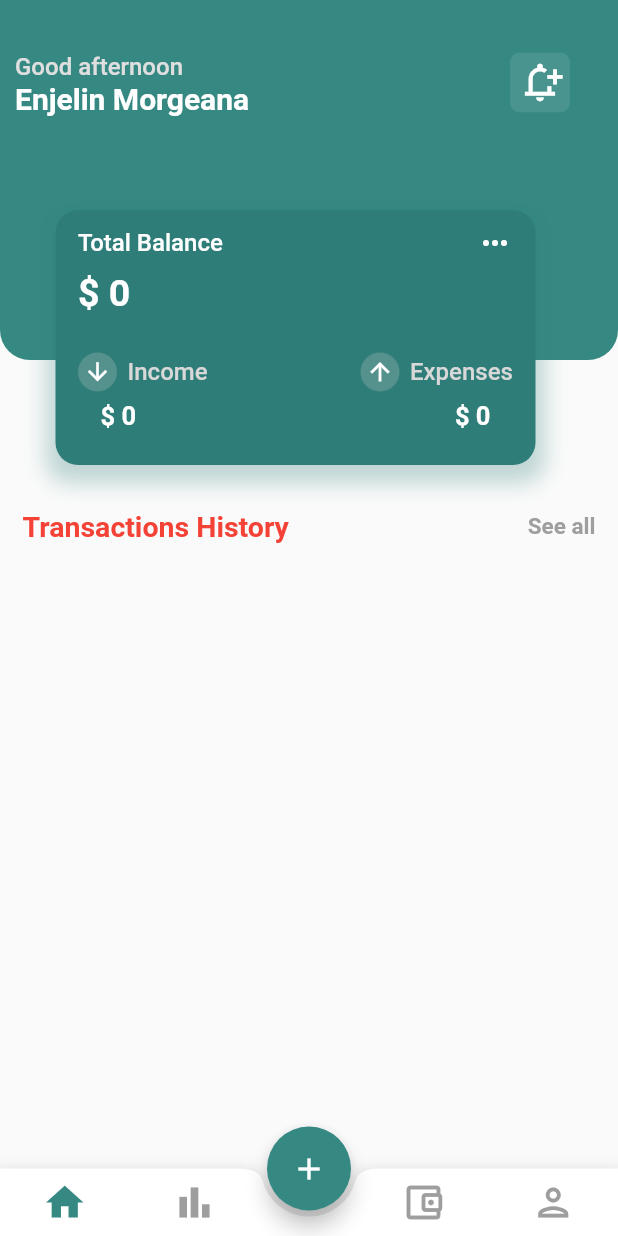
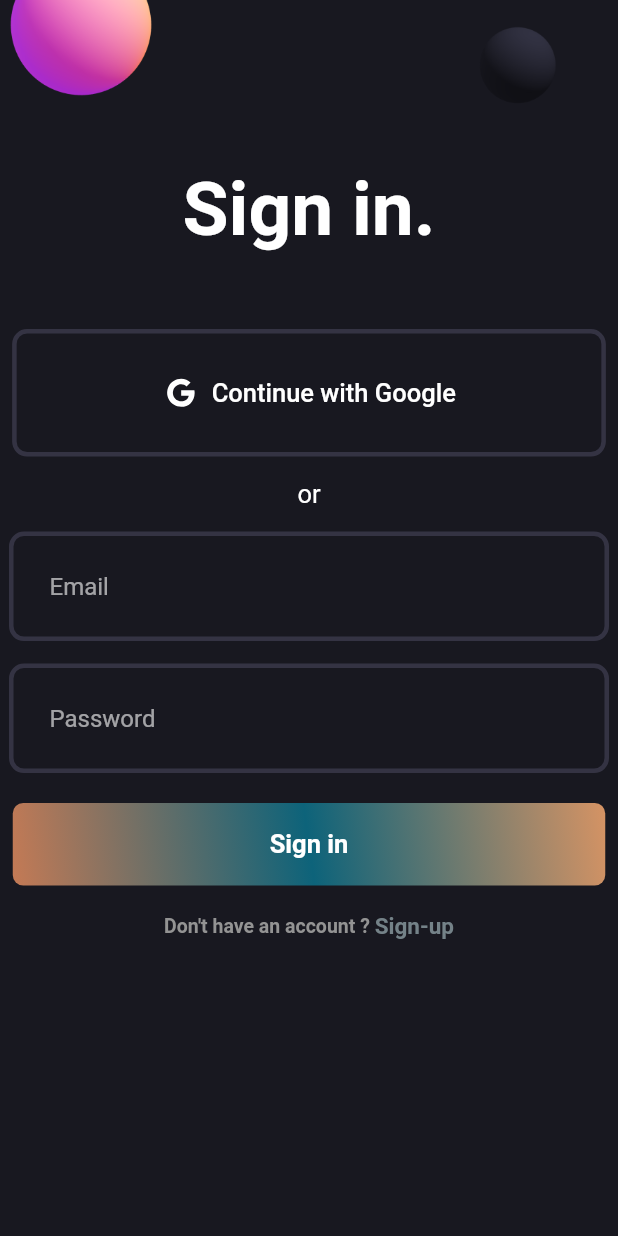
Before and after one commit to RAHUL-SINGARIA/TrackExp, a Flutter app: the screen it shows after launch, on a phone screen of 412 x 824 dp. Run offline on Flutter 3.47's test engine with Material 2 defaults, Android fonts, the phone set to English and light mode, and no system bars; our stand-ins replace cloud_firestore, firebase_auth, firebase_core, flutter_svg, hive, hive_flutter and 1 more; accounts and stored records are empty.

Commit message:
login screen added

```diff
--- a/lib/Screens/home.dart
+++ b/lib/Screens/home.dart
@@ -47,7 +47,7 @@ class _HomeState extends State<Home> {
                               style: TextStyle(
                                 fontWeight: FontWeight.w600,
                                 fontSize: 19,
-                                color: Colors.red,
+                                color: Colors.black,
                               ),
                             ),
                             Text(
--- /dev/null
+++ b/lib/Screens/login_screen.dart
@@ -0,0 +1,92 @@
+import 'package:managment/Screens/sign_up.dart';
+import 'package:managment/net/flutterfire.dart';
+
+import 'package:managment/widgets/bottomnavigationbar.dart';
+
+import 'package:flutter/material.dart';
+import 'package:managment/widgets/gradient_button.dart';
+import 'package:managment/widgets/login_field.dart';
+import 'package:managment/widgets/social_button.dart';
+
+class LoginScreen extends StatelessWidget {
+  const LoginScreen({Key? key}) : super(key: key);
+
+  @override
+  Widget build(BuildContext context) {
+    Size size = MediaQuery.of(context).size;
+    return Scaffold(
+      body: SingleChildScrollView(
+        child: Center(
+          child: Column(
+            children: [
+              Image.asset('assets/images/signin_balls.png'),
+              const Text(
+                'Sign in.',
+                style: TextStyle(
+                  fontWeight: FontWeight.bold,
+                  fontSize: 50,
+                ),
+              ),
+              const SizedBox(height: 50),
+              const SocialButton(
+                  iconPath: 'assets/svgs/g_logo.svg',
+                  label: 'Continue with Google'),
+
+              // const SocialButton(
+              //   iconPath: 'assets/svgs/f_logo.svg',
+              //   label: 'Continue with Facebook',
+              //   horizontalPadding: 90,
+              // ),
+              const SizedBox(height: 15),
+              const Text(
+                'or',
+                style: TextStyle(
+                  fontSize: 17,
+                ),
+              ),
+              const SizedBox(height: 15),
+              const LoginField(hintText: 'Email'),
+              const SizedBox(height: 15),
+              const LoginField(hintText: 'Password'),
+              const SizedBox(height: 20),
+              const GradientButton(),
+              const SizedBox(
+                height: 18,
+              ),
+              SizedBox(
+                width: size.width * 0.8,
+                child: Row(
+                  mainAxisAlignment: MainAxisAlignment.center,
+                  children: [
+                    const Text(
+                      'Don\'t have an account ? ',
+                      style: TextStyle(
+                          fontSize: 13,
+                          color: Color(0xff939393),
+                          fontWeight: FontWeight.bold),
+                    ),
+                    GestureDetector(
+                      onTap: () => {
+                        Navigator.push(
+                            context,
+                            MaterialPageRoute(
+                                builder: (context) => const SignupPage()))
+                      },
+                      child: const Text(
+                        'Sign-up',
+                        style: TextStyle(
+                            fontSize: 15,
+                            color: Color(0xff748288),
+                            fontWeight: FontWeight.bold),
+                      ),
+                    ),
+                  ],
+                ),
+              ),
+            ],
+          ),
+        ),
+      ),
+    );
+  }
+}
--- a/lib/main.dart
+++ b/lib/main.dart
@@ -1,23 +1,24 @@
 import 'package:flutter/material.dart';
-import 'package:managment/Screens/home.dart';
-import 'package:managment/Screens/statistics.dart';
-import 'package:managment/widgets/bottomnavigationbar.dart';
+import 'package:managment/Screens/login_screen.dart';
+
 import 'package:hive_flutter/hive_flutter.dart';
-import 'package:flutter/widgets.dart';
 import 'data/model/add_date.dart';
 import 'package:firebase_core/firebase_core.dart';
 import 'firebase_options.dart';
 
-// void main() async {
-//   await Hive.initFlutter();
-//   Hive.registerAdapter(AdddataAdapter());
-//   await Hive.openBox<Add_data>('data');
-//   runApp(const MyApp());
-// }
+import 'package:managment/pallete.dart';
 
 void main() async {
   WidgetsFlutterBinding.ensureInitialized();
-  await Firebase.initializeApp();
+
+  await Firebase.initializeApp(
+    options: DefaultFirebaseOptions.currentPlatform,
+  );
+
+  await Hive.initFlutter();
+
+  await Hive.openBox<Add_data>('data');
+
   runApp(const MyApp());
 }
 
@@ -27,8 +28,11 @@ class MyApp extends StatelessWidget {
   @override
   Widget build(BuildContext context) {
     return MaterialApp(
+      theme: ThemeData.dark().copyWith(
+        scaffoldBackgroundColor: Pallete.backgroundColor,
+      ),
       debugShowCheckedModeBanner: false,
-      home: Bottom(),
+      home: LoginScreen(),
     );
   }
 }
--- /dev/null
+++ b/lib/net/flutterfire.dart
@@ -0,0 +1,38 @@
+import 'package:cloud_firestore/cloud_firestore.dart';
+import 'package:firebase_auth/firebase_auth.dart';
+
+Future<bool> signIn(String emailAddress, String password) async {
+  try {
+    final credential = await FirebaseAuth.instance
+        .signInWithEmailAndPassword(email: emailAddress, password: password);
+    return true;
+  } on FirebaseAuthException catch (e) {
+    if (e.code == 'user-not-found') {
+      print('No user found for that email.');
+    } else if (e.code == 'wrong-password') {
+      print('Wrong password provided for that user.');
+    }
+    return false;
+  }
+}
+
+Future<bool> register(String emailAddress, String password) async {
+  try {
+    final credential =
+        await FirebaseAuth.instance.createUserWithEmailAndPassword(
+      email: emailAddress,
+      password: password,
+    );
+    return true;
+  } on FirebaseAuthException catch (e) {
+    if (e.code == 'weak-password') {
+      print('The password provided is too weak.');
+    } else if (e.code == 'email-already-in-use') {
+      print('The account already exists for that email.');
+    }
+    return false;
+  } catch (e) {
+    print(e);
+    return false;
+  }
+}
--- /dev/null
+++ b/lib/pallete.dart
@@ -0,0 +1,10 @@
+import 'package:flutter/material.dart';
+
+class Pallete {
+  static const Color backgroundColor = Color.fromRGBO(24, 24, 32, 1);
+  static const Color gradient1 = Color.fromRGBO(196, 122, 85, 1);
+  static const Color gradient2 = Color.fromRGBO(13, 99, 122, 1);
+  static const Color gradient3 = Color.fromRGBO(213, 147, 100, 1);
+  static const Color borderColor = Color.fromRGBO(52, 51, 67, 1);
+  static const Color whiteColor = Colors.white;
+}
--- a/lib/widgets/bottomnavigationbar.dart
+++ b/lib/widgets/bottomnavigationbar.dart
@@ -2,6 +2,10 @@ import 'package:flutter/material.dart';
 import 'package:managment/Screens/add.dart';
 import 'package:managment/Screens/home.dart';
 import 'package:managment/Screens/statistics.dart';
+
+import 'package:cloud_firestore/cloud_firestore.dart';
+import 'package:managment/net/flutterfire.dart';
+import 'package:firebase_auth/firebase_auth.dart';
 
 class Bottom extends StatefulWidget {
   const Bottom({Key? key}) : super(key: key);
--- /dev/null
+++ b/lib/widgets/gradient_button.dart
@@ -0,0 +1,39 @@
+import 'package:flutter/material.dart';
+import 'package:managment/pallete.dart';
+
+class GradientButton extends StatelessWidget {
+  const GradientButton({Key? key}) : super(key: key);
+
+  @override
+  Widget build(BuildContext context) {
+    return Container(
+      decoration: BoxDecoration(
+        gradient: const LinearGradient(
+          colors: [
+            Pallete.gradient1,
+            Pallete.gradient2,
+            Pallete.gradient3,
+          ],
+          begin: Alignment.bottomLeft,
+          end: Alignment.topRight,
+        ),
+        borderRadius: BorderRadius.circular(7),
+      ),
+      child: ElevatedButton(
+        onPressed: () {},
+        style: ElevatedButton.styleFrom(
+          fixedSize: const Size(395, 55),
+          backgroundColor: Colors.transparent,
+          shadowColor: Colors.transparent,
+        ),
+        child: const Text(
+          'Sign in',
+          style: TextStyle(
+            fontWeight: FontWeight.w600,
+            fontSize: 17,
+          ),
+        ),
+      ),
+    );
+  }
+}
--- /dev/null
+++ b/lib/widgets/login_field.dart
@@ -0,0 +1,39 @@
+import 'package:flutter/material.dart';
+import 'package:managment/pallete.dart';
+
+class LoginField extends StatelessWidget {
+  final String hintText;
+  const LoginField({
+    Key? key,
+    required this.hintText,
+  }) : super(key: key);
+
+  @override
+  Widget build(BuildContext context) {
+    return ConstrainedBox(
+      constraints: const BoxConstraints(
+        maxWidth: 400,
+      ),
+      child: TextFormField(
+        decoration: InputDecoration(
+          contentPadding: const EdgeInsets.all(27),
+          enabledBorder: OutlineInputBorder(
+            borderSide: const BorderSide(
+              color: Pallete.borderColor,
+              width: 3,
+            ),
+            borderRadius: BorderRadius.circular(10),
+          ),
+          focusedBorder: OutlineInputBorder(
+            borderSide: const BorderSide(
+              color: Pallete.gradient2,
+              width: 3,
+            ),
+            borderRadius: BorderRadius.circular(10),
+          ),
+          hintText: hintText,
+        ),
+      ),
+    );
+  }
+}
--- /dev/null
+++ b/lib/widgets/social_button.dart
@@ -0,0 +1,45 @@
+import 'package:flutter/material.dart';
+import 'package:managment/pallete.dart';
+import 'package:flutter_svg/flutter_svg.dart';
+
+class SocialButton extends StatelessWidget {
+  final String iconPath;
+  final String label;
+  final double horizontalPadding;
+  const SocialButton({
+    Key? key,
+    required this.iconPath,
+    required this.label,
+    this.horizontalPadding = 100,
+  }) : super(key: key);
+
+  @override
+  Widget build(BuildContext context) {
+    return TextButton.icon(
+      onPressed: () {},
+      icon: SvgPicture.asset(
+        iconPath,
+        width: 25,
+        color: Pallete.whiteColor,
+      ),
+      label: Text(
+        label,
+        style: const TextStyle(
+          color: Pallete.whiteColor,
+          fontSize: 17,
+        ),
+      ),
+      style: TextButton.styleFrom(
+        padding:
+            EdgeInsets.symmetric(vertical: 30, horizontal: horizontalPadding),
+        shape: RoundedRectangleBorder(
+          side: const BorderSide(
+            color: Pallete.borderColor,
+            width: 3,
+          ),
+          borderRadius: BorderRadius.circular(10),
+        ),
+      ),
+    );
+  }
+}
```
Also changed, not shown: lib/Screens/sign_up.dart (added, +86 -0 lines), lib/widgets/name_field.dart (added, +39 -0 lines), lib/widgets/sign_up_button.dart (added, +39 -0 lines), pubspec.yaml (+8 -0 lines), assets/images/signin_balls.png (added), assets/svgs/f_logo.svg (added), assets/svgs/g_logo.svg (added), pubspec.lock, 2 other files.
